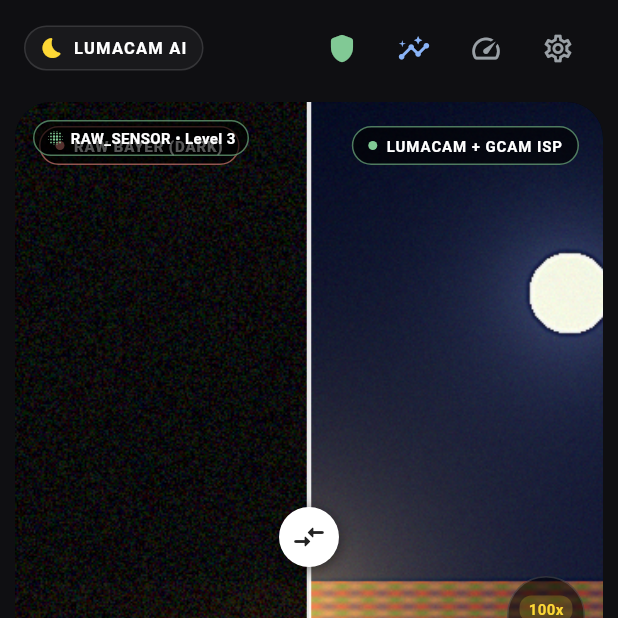
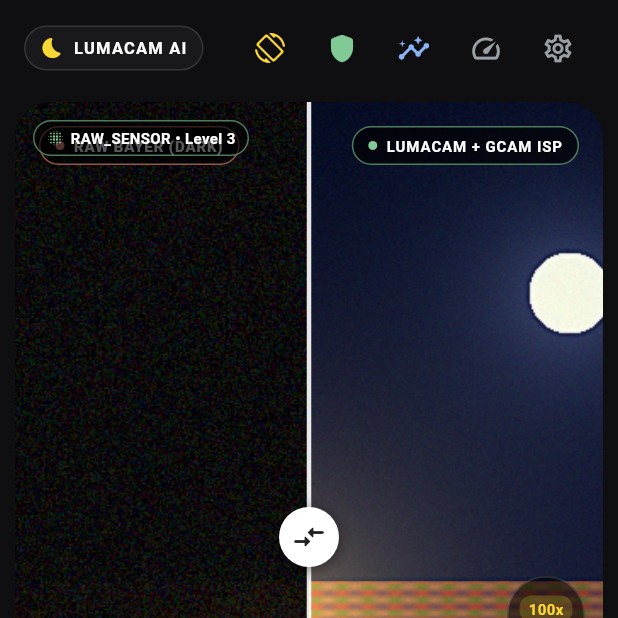
Before and after one commit to Sreenandan2004/LumaCam, a Flutter app: the screen it shows after launch, after a tap on the "videocam" icon, after a tap on the "speed" icon, on a phone screen of 412 x 824 dp, the top half of it. Run offline on Flutter 3.47's test engine with Material 3 defaults, Android fonts, the phone set to English and light mode, and no system bars.

Commit message:
feat(mobile): implement Night Sight multi-frame burst capture, orientation fix, and adaptive AE

```diff
--- a/mobile/lib/presentation/screens/gcam_camera_screen.dart
+++ b/mobile/lib/presentation/screens/gcam_camera_screen.dart
@@ -1,3 +1,4 @@
+import 'dart:async';
 import 'dart:typed_data';
 import 'package:flutter/material.dart';
 import '../../core/constants/gcam_colors.dart';
@@ -14,7 +15,8 @@ import 'captured_preview_screen.dart';
 
 /// Main Google Pixel GCam Interface Screen
 /// Integrates Android Camera2 API for real-time 30-60 FPS viewfinder streaming,
-/// Level 3 RAW_SENSOR detection, live HUD metrics, exposure modulation, and raw capture.
+/// hardware Auto-Exposure (AE), Level 3 RAW_SENSOR detection, 2.5s Night Sight multi-frame
+/// integration capture, and edge flagship ISP enhancement.
 class GCamCameraScreen extends StatefulWidget {
   const GCamCameraScreen({super.key});
 
@@ -24,16 +26,19 @@ class GCamCameraScreen extends StatefulWidget {
 
 class _GCamCameraScreenState extends State<GCamCameraScreen> with SingleTickerProviderStateMixin {
   final Camera2Service _camera2Service = Camera2Service();
+  late AnimationController _captureAnimationController;
 
   // Camera & Model State
   double _exposureAlpha = 100.0;
   bool _isHudVisible = true;
   bool _isCapturing = false;
+  double _captureProgress = 0.0;
   int _selectedModeIndex = 1; // Default: 'ADAPTIVE LOW LIGHT'
   bool _useIspPipeline = true;
   int _comparisonSampleIndex = 0;
   bool _showShutterFlash = false;
   bool _isSafeDemoMode = false;
+  int _viewfinderQuarterTurns = 0; // Default: 0 quarter turns (counter-clockwise 90° from prior tilt)
 
   final List<String> _cameraModes = [
     'SAFE BENCHMARK',
@@ -67,6 +72,14 @@ class _GCamCameraScreenState extends State<GCamCameraScreen> with SingleTickerPr
   @override
   void initState() {
     super.initState();
+    _captureAnimationController = AnimationController(
+      vsync: this,
+      duration: const Duration(milliseconds: 2400),
+    )..addListener(() {
+        if (mounted) {
+          setState(() => _captureProgress = _captureAnimationController.value);
+        }
+      });
     _initCamera();
   }
 
@@ -79,6 +92,7 @@ class _GCamCameraScreenState extends State<GCamCameraScreen> with SingleTickerPr
 
   @override
   void dispose() {
+    _captureAnimationController.dispose();
     _camera2Service.dispose();
     super.dispose();
   }
@@ -88,23 +102,37 @@ class _GCamCameraScreenState extends State<GCamCameraScreen> with SingleTickerPr
 
     setState(() {
       _isCapturing = true;
+      _captureProgress = 0.0;
+    });
+
+    // Start 2.4s Night Sight animation and trigger native capture
+    final animFuture = _captureAnimationController.forward(from: 0.0);
+    final captureFuture = _camera2Service.captureImage(
+      alpha: _exposureAlpha,
+      quarterTurns: _viewfinderQuarterTurns,
+    );
+
+    final results = await Future.wait<dynamic>([
+      captureFuture,
+      animFuture,
+    ]);
+
+    if (mounted) {
+      setState(() {
+        _captureProgress = 1.0;
         _showShutterFlash = true;
       });
 
-    // Shutter flash animation (150ms)
-    await Future.delayed(const Duration(milliseconds: 150));
-    if (mounted) {
-      setState(() => _showShutterFlash = false);
-    }
-
-    // Capture raw sensor frame and run Flagship ISP restoration
-    final result = await _camera2Service.captureImage(alpha: _exposureAlpha);
-
+      // Subtle shutter flash feedback (120ms)
+      await Future.delayed(const Duration(milliseconds: 120));
       if (mounted) {
         setState(() {
+          _showShutterFlash = false;
           _isCapturing = false;
           _comparisonSampleIndex = (_comparisonSampleIndex + 1) % _samplePairs.length;
         });
+
+        final result = results[0] as Map<String, dynamic>;
 
         // Open Full-Screen Captured Photo Preview
         Navigator.push(
@@ -122,6 +150,23 @@ class _GCamCameraScreenState extends State<GCamCameraScreen> with SingleTickerPr
           ),
         );
       }
+    }
+  }
+
+  void _rotateViewfinderOrientation() {
+    setState(() {
+      _viewfinderQuarterTurns = (_viewfinderQuarterTurns + 1) % 4;
+    });
+    ScaffoldMessenger.of(context).showSnackBar(
+      SnackBar(
+        backgroundColor: GCamColors.surfaceElevated,
+        content: Text(
+          'Viewfinder Orientation: ${_viewfinderQuarterTurns * 90}°',
+          style: const TextStyle(fontSize: 12),
+        ),
+        duration: const Duration(seconds: 1),
+      ),
+    );
   }
 
   void _openTrainingInsights() {
@@ -146,7 +191,7 @@ class _GCamCameraScreenState extends State<GCamCameraScreen> with SingleTickerPr
       currentPsnrDb: 28.88,
       ispStage: _useIspPipeline
           ? 'Bilateral Luma + Chroma Clean + Unsharp Deblur'
-          : 'Bypassed (Raw Model Output)',
+          : 'Bypassed (Raw Sensor Linear Gain)',
     );
 
     return Scaffold(
@@ -160,6 +205,7 @@ class _GCamCameraScreenState extends State<GCamCameraScreen> with SingleTickerPr
               onToggleHud: () => setState(() => _isHudVisible = !_isHudVisible),
               onOpenTrainingInsights: _openTrainingInsights,
               isSafeDemoMode: _isSafeDemoMode,
+              onRotateOrientation: _rotateViewfinderOrientation,
               onToggleSafeDemo: () {
                 setState(() => _isSafeDemoMode = !_isSafeDemoMode);
                 ScaffoldMessenger.of(context).showSnackBar(
@@ -194,14 +240,14 @@ class _GCamCameraScreenState extends State<GCamCameraScreen> with SingleTickerPr
                                   child: FittedBox(
                                     fit: BoxFit.cover,
                                     child: SizedBox(
-                                      width: (_camera2Service.sensorOrientation % 180 != 0)
+                                      width: (_viewfinderQuarterTurns % 2 != 0)
                                           ? _camera2Service.previewHeight.toDouble()
                                           : _camera2Service.previewWidth.toDouble(),
-                                      height: (_camera2Service.sensorOrientation % 180 != 0)
+                                      height: (_viewfinderQuarterTurns % 2 != 0)
                                           ? _camera2Service.previewWidth.toDouble()
                                           : _camera2Service.previewHeight.toDouble(),
                                       child: RotatedBox(
-                                        quarterTurns: (_camera2Service.sensorOrientation / 90).round() % 4,
+                                        quarterTurns: _viewfinderQuarterTurns,
                                         child: Texture(textureId: _camera2Service.textureId!),
                                       ),
                                     ),
@@ -241,6 +287,64 @@ class _GCamCameraScreenState extends State<GCamCameraScreen> with SingleTickerPr
                                     )),
                         ),
 
+                        // Night Sight Long Exposure Progress Overlay
+                        if (_isCapturing)
+                          Positioned.fill(
+                            child: Container(
+                              color: Colors.black.withValues(alpha: 0.65),
+                              child: Center(
+                                child: Column(
+                                  mainAxisSize: MainAxisSize.min,
+                                  children: [
+                                    SizedBox(
+                                      width: 72,
+                                      height: 72,
+                                      child: Stack(
+                                        fit: StackFit.expand,
+                                        children: [
+                                          CircularProgressIndicator(
+                                            value: _captureProgress,
+                                            strokeWidth: 4.5,
+                                            valueColor: const AlwaysStoppedAnimation<Color>(GCamColors.accentAmber),
+                                            backgroundColor: Colors.white24,
+                                          ),
+                                          Center(
+                                            child: Text(
+                                              '${((1.0 - _captureProgress) * 2.5).clamp(0.0, 2.5).toStringAsFixed(1)}s',
+                                              style: const TextStyle(
+                                                color: Colors.white,
+                                                fontWeight: FontWeight.bold,
+                                                fontSize: 13,
+                                              ),
+                                            ),
+                                          ),
+                                        ],
+                                      ),
+                                    ),
+                                    const SizedBox(height: 16),
+                                    const Text(
+                                      'Hold still...',
+                                      style: TextStyle(
+                                        color: Colors.white,
+                                        fontSize: 16,
+                                        fontWeight: FontWeight.w700,
+                                        letterSpacing: 0.5,
+                                      ),
+                                    ),
+                                    const SizedBox(height: 6),
+                                    const Text(
+                                      'Integrating multi-frame exposure & Attention U-Net',
+                                      style: TextStyle(
+                                        color: Colors.white70,
+                                        fontSize: 11,
+                                      ),
+                                    ),
+                                  ],
+                                ),
+                              ),
+                            ),
+                          ),
+
                         // Shutter Flash Animation Overlay
                         if (_showShutterFlash)
                           Positioned.fill(
@@ -250,7 +354,7 @@ class _GCamCameraScreenState extends State<GCamCameraScreen> with SingleTickerPr
                           ),
 
                         // Performance Matrix HUD Overlay
-                        if (_isHudVisible)
+                        if (_isHudVisible && !_isCapturing)
                           Positioned(
                             top: 12,
                             left: 0,
@@ -259,6 +363,7 @@ class _GCamCameraScreenState extends State<GCamCameraScreen> with SingleTickerPr
                           ),
 
                         // Sensor capability badge
+                        if (!_isCapturing)
                           Positioned(
                             top: _isHudVisible ? 78 : 12,
                             left: 12,
@@ -288,6 +393,7 @@ class _GCamCameraScreenState extends State<GCamCameraScreen> with SingleTickerPr
                           ),
 
                         // Tactile Vertical Exposure Slider (Right Edge)
+                        if (!_isCapturing)
                           Positioned(
                             right: 12,
                             bottom: 24,
@@ -301,6 +407,7 @@ class _GCamCameraScreenState extends State<GCamCameraScreen> with SingleTickerPr
                           ),
 
                         // Zoom Pills (1x, 2x) at bottom center of viewfinder
+                        if (!_isCapturing)
                           Positioned(
                             bottom: 12,
                             left: 0,
--- a/mobile/lib/presentation/widgets/gcam_top_bar.dart
+++ b/mobile/lib/presentation/widgets/gcam_top_bar.dart
@@ -8,6 +8,7 @@ class GCamTopBar extends StatelessWidget {
   final VoidCallback onOpenTrainingInsights;
   final bool isSafeDemoMode;
   final VoidCallback onToggleSafeDemo;
+  final VoidCallback? onRotateOrientation;
 
   const GCamTopBar({
     super.key,
@@ -16,6 +17,7 @@ class GCamTopBar extends StatelessWidget {
     required this.onOpenTrainingInsights,
     this.isSafeDemoMode = false,
     required this.onToggleSafeDemo,
+    this.onRotateOrientation,
   });
 
   @override
@@ -53,6 +55,14 @@ class GCamTopBar extends StatelessWidget {
           // Action Buttons
           Row(
             children: [
+              // Fast Live Orientation Adjuster
+              if (onRotateOrientation != null)
+                IconButton(
+                  icon: const Icon(Icons.screen_rotation_rounded, color: GCamColors.accentAmber, size: 20),
+                  tooltip: 'Adjust Viewfinder Orientation (Rotate 90°)',
+                  onPressed: onRotateOrientation,
+                ),
+
               // Safe Presentation Demo Toggle
               IconButton(
                 icon: Icon(
```
Also changed, not shown: mobile/lib/core/services/camera2_service.dart (+5 -2 lines), 5 other files. Lines whose indentation alone changed are shown as unchanged.
